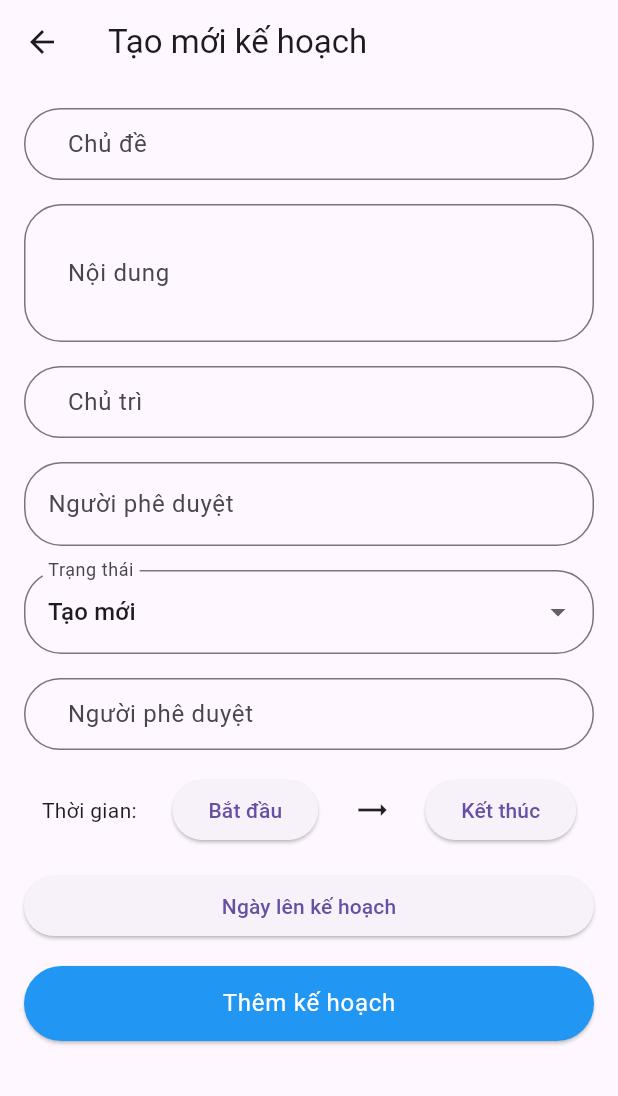
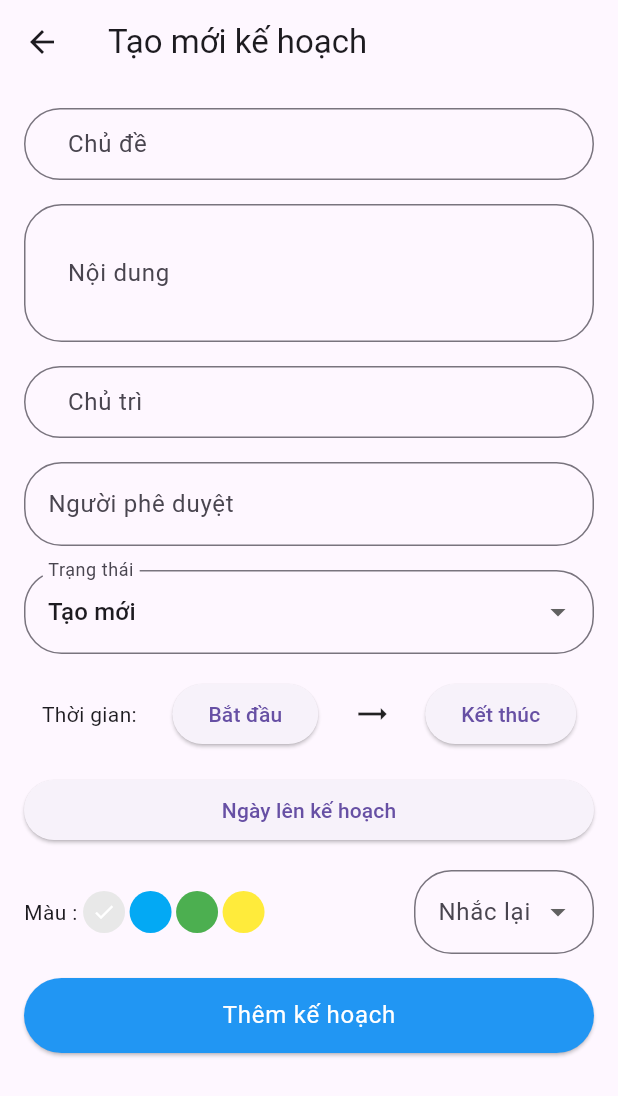
Before and after one commit to VVTIN/Daily-planner, a Flutter app: the screen it shows after launch, after a tap on the "add" icon, on a phone screen of 412 x 824 dp. Shown: the top 1096 px of the screen. Run offline on Flutter 3.47's test engine with Material 3 defaults, Android fonts, the phone set to English and light mode, and no system bars; our stand-ins replace curved_navigation_bar, date_picker_timeline, flutter_slidable, get, smooth_page_indicator, sqflite; accounts and stored records are empty.

Commit message:
setup form

```diff
--- a/lib/config/colors.dart
+++ b/lib/config/colors.dart
@@ -3,8 +3,8 @@ import 'package:flutter/material.dart';
 class TColors {
   static Color primary = Color(0xff1E90FF);
   static Color secondary = Color(0xff00FFFF);
-  static Color third = Color(0xffC6E2FF);
 
+  static Color slateGray = Color(0xffC6E2FF);
   static Color red = Colors.red;
   static Color green = Colors.green;
   static Color blue = Colors.blue;
@@ -15,6 +15,7 @@ class TColors {
   static Color teal = Colors.teal;
   static Color indigo = Colors.indigo;
   static Color gray = Colors.grey;
+  static Color gray1 = Color(0xffE8E8E8);
   static Color white = Colors.white;
   static Color black = Colors.black;
   static Color lightBlue = Colors.lightBlue;
--- a/lib/homePage.dart
+++ b/lib/homePage.dart
@@ -1,7 +1,7 @@
 import 'package:flutter/material.dart';
 import 'package:flutter_application_1/config/colors.dart';
 import 'package:flutter_application_1/config/texts.dart';
-import 'package:flutter_application_1/config/theme.dart';
+import 'package:flutter_application_1/model/controller/themeCtrl.dart';
 import 'package:flutter_application_1/page/calendar_page.dart';
 import 'package:flutter_application_1/page/setting_page.dart';
 import 'package:flutter_application_1/page/statistical_page.dart';
--- a/lib/model/db_helper/db_helper.dart
+++ b/lib/model/db_helper/db_helper.dart
@@ -17,7 +17,7 @@ class DatabaseHelper {
 
   Future<Database> initDatabase() async {
     final dbPath = await getDatabasesPath();
-    final path = join(dbPath, "db_daily.db");
+    final path = join(dbPath, "daily_planner.db");
     return openDatabase(path, version: 1, onCreate: _onCreate);
   }
 
@@ -32,7 +32,8 @@ CREATE TABLE tasks(
     date TEXT,
     status TEXT,
     startTime TEXT,
-    endTime TEXT)''');
+    endTime TEXT,
+    remind TEXT)''');
   }
 
   Future<List<Task>> getAllTasks() async {
--- a/lib/model/db_model/task.dart
+++ b/lib/model/db_model/task.dart
@@ -8,6 +8,7 @@ class Task {
   String date;
   String startTime;
   String endTime;
+  String remind;
 
   Task({
     this.id,
@@ -19,6 +20,7 @@ class Task {
     required this.date,
     required this.startTime,
     required this.endTime,
+    required this.remind,
   });
 
   factory Task.fromJson(Map<String, dynamic> json) {
@@ -32,6 +34,7 @@ class Task {
       date: json['date'] as String? ?? '',
       startTime: json['startTime'] as String? ?? '',
       endTime: json['endTime'] as String? ?? '',
+      remind: json['remind'] as String? ?? '',
     );
   }
 
@@ -46,6 +49,7 @@ class Task {
       'date': date,
       'startTime': startTime,
       'endTime': endTime,
+      'remind': remind,
     };
   }
 }
--- a/lib/page/authencation_page.dart
+++ b/lib/page/authencation_page.dart
@@ -15,6 +15,7 @@ class LoginPage extends StatefulWidget {
 
 class _LoginPageState extends State<LoginPage> {
   late PageController pageController;
+  bool isSelectedColor = true;
 
   @override
   void initState() {
@@ -33,7 +34,6 @@ class _LoginPageState extends State<LoginPage> {
     pageController.dispose();
   }
 
-  bool isSelectedColor = true;
   @override
   Widget build(BuildContext context) {
     return Scaffold(
--- a/lib/page/calendar_page.dart
+++ b/lib/page/calendar_page.dart
@@ -1,4 +1,11 @@
+// ignore: depend_on_referenced_packages
+import 'package:date_picker_timeline/date_picker_timeline.dart';
 import 'package:flutter/material.dart';
+import 'package:flutter_application_1/config/colors.dart';
+import 'package:flutter_application_1/config/sizes.dart';
+import 'package:flutter_application_1/config/style.dart';
+import 'package:flutter_application_1/widget/home/date_picker.dart';
+import 'package:intl/intl.dart';
 
 class CalendarPage extends StatefulWidget {
   const CalendarPage({super.key});
@@ -11,8 +18,22 @@ class _CalendarPageState extends State<CalendarPage> {
   @override
   Widget build(BuildContext context) {
     return Scaffold(
-      body: Column(
-        children: [Text('calender')],
+      appBar: TStyles.appBar,
+      body: Container(
+        padding: const EdgeInsets.all(8.0),
+        child: Column(
+          crossAxisAlignment: CrossAxisAlignment.start,
+          children: [
+            Text(
+              'Hôm nay',
+              style: TextStyle(fontSize: 24, fontWeight: FontWeight.w600),
+            ),
+            SizedBox(height: 5.0),
+
+            //date picker
+            DatePickerForm(),
+          ],
+        ),
       ),
     );
   }
--- /dev/null
+++ b/lib/widget/home/date_picker.dart
@@ -0,0 +1,41 @@
+import 'package:date_picker_timeline/date_picker_timeline.dart';
+import 'package:flutter/material.dart';
+import 'package:flutter_application_1/config/colors.dart';
+
+class DatePickerForm extends StatefulWidget {
+  const DatePickerForm({super.key});
+
+  @override
+  State<DatePickerForm> createState() => _DatePickerFormState();
+}
+
+class _DatePickerFormState extends State<DatePickerForm> {
+  DateTime _selectedDate = DateTime.now();
+  @override
+  Widget build(BuildContext context) {
+    return Container(
+      decoration: BoxDecoration(
+        color: TColors.gray1,
+        borderRadius: BorderRadius.all(Radius.circular(6)),
+      ),
+      child: DatePicker(
+        DateTime.now(),
+        width: 80,
+        height: 100,
+        initialSelectedDate: DateTime.now(),
+        selectionColor: TColors.blue,
+        selectedTextColor: TColors.black,
+        dateTextStyle: TextStyle(
+          fontSize: 20,
+          fontWeight: FontWeight.w600,
+          color: TColors.gray,
+        ),
+        onDateChange: (date) {
+          setState(() {
+            _selectedDate = date;
+          });
+        },
+      ),
+    );
+  }
+}
--- /dev/null
+++ b/lib/widget/home/selected_color.dart
@@ -0,0 +1,83 @@
+import 'package:flutter/material.dart';
+
+import '../../config/colors.dart';
+
+class SelectedColor extends StatelessWidget {
+  final int selectedColor;
+  final Function(int) onColorSelected;
+  final Function(String) onRemindSelected;
+
+  const SelectedColor(
+      {Key? key,
+      required this.selectedColor,
+      required this.onColorSelected,
+      required this.onRemindSelected})
+      : super(key: key);
+
+  @override
+  Widget build(BuildContext context) {
+    return Row(
+      mainAxisAlignment: MainAxisAlignment.spaceBetween,
+      children: [
+        Row(
+          children: [
+            Text('Màu : '),
+            Container(
+              width: 130,
+              child: Wrap(
+                children: List.generate(4, (index) {
+                  return GestureDetector(
+                    onTap: () => onColorSelected(index),
+                    child: Padding(
+                      padding: const EdgeInsets.only(right: 3),
+                      child: CircleAvatar(
+                        radius: 14,
+                        backgroundColor: index == 0
+                            ? TColors.gray1
+                            : index == 1
+                                ? TColors.lightBlue
+                                : index == 2
+                                    ? TColors.green
+                                    : TColors.yellow,
+                        child: selectedColor == index
+                            ? Icon(
+                                Icons.done,
+                                color: TColors.white,
+                                size: 16,
+                              )
+                            : Container(),
+                      ),
+                    ),
+                  );
+                }),
+              ),
+            ),
+          ],
+        ),
+        Container(
+          width: 120,
+          child: DropdownButtonFormField(
+            items: ['5', '10', '15', '20', '25']
+                .map(
+                  (minute) => DropdownMenuItem(
+                    child: Text(minute + ' phút'),
+                    value: minute,
+                  ),
+                )
+                .toList(),
+            onChanged: (value) => onRemindSelected(value!),
+            decoration: InputDecoration(
+              labelText: 'Nhắc lại',
+              border: OutlineInputBorder(
+                borderRadius: BorderRadius.circular(25),
+              ),
+              focusedBorder: OutlineInputBorder(
+                borderRadius: BorderRadius.circular(25),
+              ),
+            ),
+          ),
+        ),
+      ],
+    );
+  }
+}
--- a/lib/widget/home/task_form.dart
+++ b/lib/widget/home/task_form.dart
@@ -4,6 +4,7 @@ import 'package:flutter_application_1/config/colors.dart';
 import 'package:flutter_application_1/config/sizes.dart';
 import 'package:flutter_application_1/model/db_helper/db_helper.dart';
 import 'package:flutter_application_1/model/db_model/task.dart';
+import 'package:flutter_application_1/widget/home/selected_color.dart';
 
 class TaskForm extends StatefulWidget {
   const TaskForm({super.key, this.task});
@@ -23,7 +24,8 @@ class _TaskFormState extends State<TaskForm> {
       _approver,
       _startTime,
       _endTime,
-      _date;
+      _date,
+      _remind;
 
   void initState() {
     super.initState();
@@ -36,6 +38,7 @@ class _TaskFormState extends State<TaskForm> {
       _startTime = widget.task!.startTime;
       _endTime = widget.task!.endTime;
       _date = widget.task!.date;
+      _remind = widget.task!.remind;
     } else {
       _title = '';
       _content = '';
@@ -45,6 +48,7 @@ class _TaskFormState extends State<TaskForm> {
       _startTime = '';
       _endTime = '';
       _date = '';
+      _remind = '';
     }
   }
 
@@ -59,6 +63,7 @@ class _TaskFormState extends State<TaskForm> {
       endTime: _endTime,
       date: _date,
       id: widget.task?.id,
+      remind: _remind,
     );
 
     Navigator.pop(context, task);
@@ -103,6 +108,7 @@ class _TaskFormState extends State<TaskForm> {
     }
   }
 
+  int _selectedColor = 0;
   @override
   Widget build(BuildContext context) {
     return Scaffold(
@@ -171,7 +177,7 @@ class _TaskFormState extends State<TaskForm> {
               ),
               SizedBox(height: TSizes.spaceBtwItem),
 
-              //status
+              // //status
               DropdownButtonFormField(
                 items: ['Tạo mới', 'Thực hiện', 'Kết thúc']
                     .map((status) => DropdownMenuItem(
@@ -190,20 +196,6 @@ class _TaskFormState extends State<TaskForm> {
                   border: OutlineInputBorder(
                       borderRadius: BorderRadius.circular(25)),
                   focusedBorder: OutlineInputBorder(
-                    borderRadius: BorderRadius.circular(25),
-                  ),
-                ),
-              ),
-              SizedBox(height: TSizes.spaceBtwItem),
-
-              //approver
-              TextFormField(
-                controller: TextEditingController(text: _approver),
-                onChanged: (value) => _approver = value,
-                decoration: InputDecoration(
-                  labelText: 'Người phê duyệt',
-                  contentPadding: EdgeInsets.symmetric(horizontal: 25),
-                  border: OutlineInputBorder(
                     borderRadius: BorderRadius.circular(25),
                   ),
                 ),
@@ -242,6 +234,22 @@ class _TaskFormState extends State<TaskForm> {
               ),
               SizedBox(height: TSizes.spaceBtwItem),
 
+              //Remind
+              SelectedColor(
+                onColorSelected: (index) {
+                  setState(() {
+                    _selectedColor = index;
+                  });
+                },
+                onRemindSelected: (minute) {
+                  setState(() {
+                    _remind = minute;
+                  });
+                },
+                selectedColor: _selectedColor,
+              ),
+              SizedBox(height: TSizes.spaceBtwItem),
+
               //button
               SizedBox(
                 width: double.infinity,
--- a/lib/widget/onboarding/skip_page.dart
+++ b/lib/widget/onboarding/skip_page.dart
@@ -12,7 +12,7 @@ class SkipPage extends StatelessWidget {
       right: TSizes.defaultSpace,
       child: TextButton(
         onPressed: () => OnboardingController.instance.skipPage(),
-        child: const Text('Skip'),
+        child: const Text('Bỏ qua'),
       ),
     );
   }
--- a/pubspec.yaml
+++ b/pubspec.yaml
@@ -17,6 +17,9 @@ dependencies:
   material_neumorphic_toggle: ^1.1.3
   curved_navigation_bar: ^1.0.6
   flutter_slidable: ^3.1.1
+  flutter_local_notifications: ^17.2.3
+
+  date_picker_timeline: ^1.2.6
 
 dev_dependencies:
   flutter_test:
```
Also changed, not shown: lib/config/style.dart (+19 -4 lines), lib/page/task_page.dart (+7 -91 lines), lib/widget/home/task_list.dart (added, +124 -0 lines), lib/model/controller/themeCtrl.dart (renamed from lib/config/theme.dart), pubspec.lock, 1 other file.
